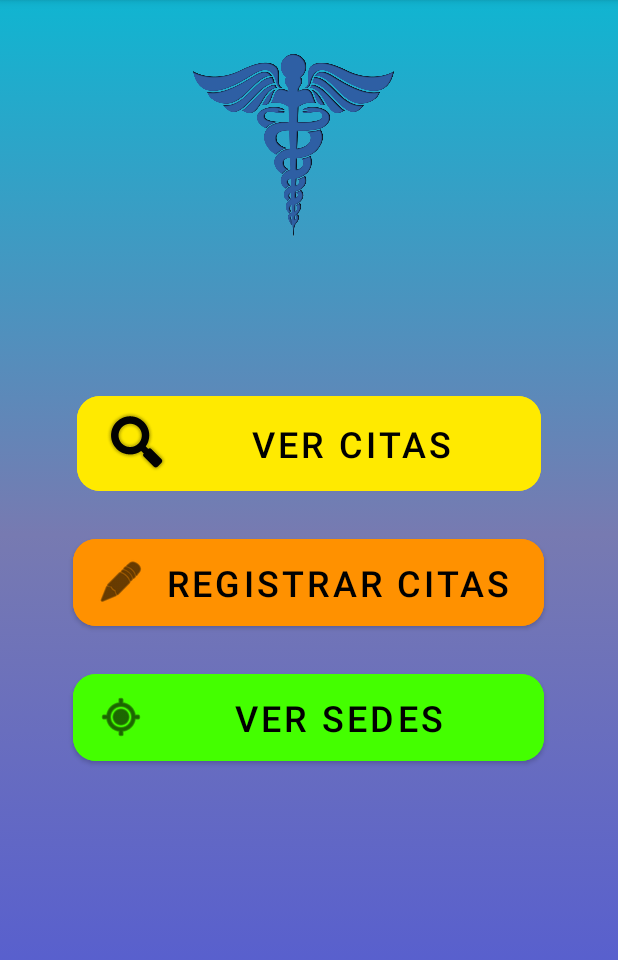
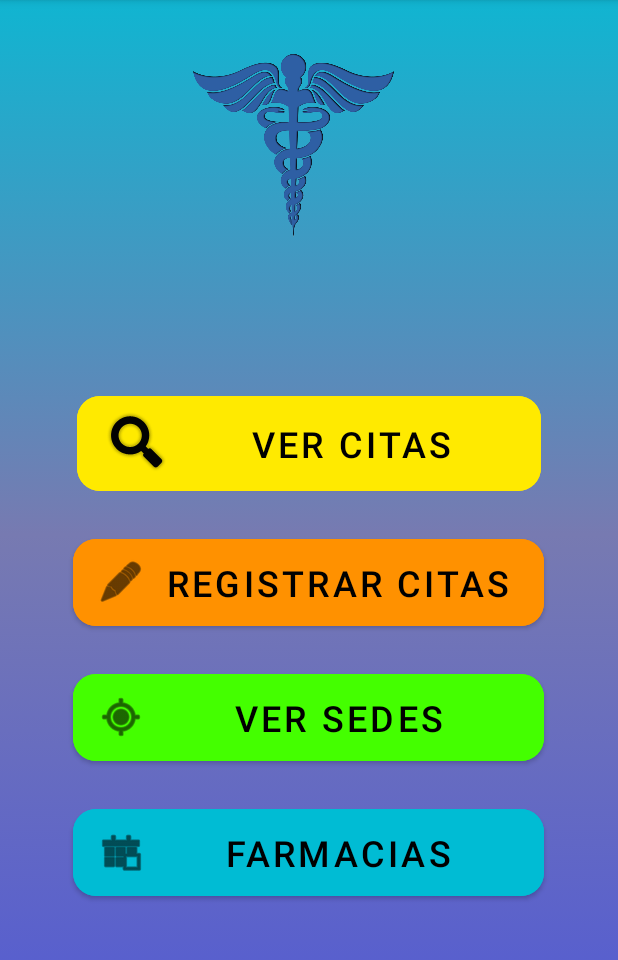
Before and after one commit to Oscar-Velasquez/Parcial_2_CitasMedicas, an Android app: the screen it shows after launch (MainActivity), on a phone screen of 412 x 824 dp, the part 84-1044 px from its top. Run offline under Robolectric (Android 15) with nearby library versions, the phone set to English and light mode, and no system bars; Roboto replaces fonts that are not available here.

Commit message:
Se agregaron cambios

```diff
--- a/app/src/main/AndroidManifest.xml
+++ b/app/src/main/AndroidManifest.xml
@@ -12,6 +12,9 @@
         android:roundIcon="@mipmap/ic_launcher_round"
         android:supportsRtl="true"
         android:theme="@style/Theme.ExamenFinalColorado">
+        <activity
+            android:name=".Farmacias"
+            android:exported="false" />
         <activity android:name=".Inicio">
             <intent-filter>
                 <action android:name="android.intent.action.MAIN" />
@@ -35,8 +38,7 @@
         <activity android:name=".Citas" />
         <activity
             android:name=".MainActivity"
-            android:label="Citas Enlinea">
-        </activity>
+            android:label="Citas Enlinea"></activity>
 
         <meta-data
             android:name="com.google.android.geo.API_KEY"
--- a/app/src/main/res/layout/activity_inicio.xml
+++ b/app/src/main/res/layout/activity_inicio.xml
@@ -15,7 +15,7 @@
         app:layout_constraintStart_toStartOf="parent"
         app:layout_constraintTop_toTopOf="parent"
         app:layout_constraintVertical_bias="0.108"
-        app:srcCompat="@drawable/img" />
+        app:srcCompat="@drawable/farmaciaicon" />
 
     <TextView
         android:id="@+id/txtcargando"
--- a/app/src/main/res/layout/activity_main.xml
+++ b/app/src/main/res/layout/activity_main.xml
@@ -15,7 +15,9 @@
         android:layout_height="match_parent"
         app:headerLayout="@layout/header"
         app:menu="@menu/mimenu"
-        android:layout_gravity="start"/>
+        android:layout_gravity="start">
+
+    </com.google.android.material.navigation.NavigationView>
 
 
     <RelativeLayout
@@ -63,6 +65,8 @@
             android:id="@+id/btnsedes"
             android:layout_width="314dp"
             android:layout_height="70dp"
+            android:layout_below="@id/btnformulario"
+            android:layout_centerInParent="true"
             android:layout_marginTop="20dp"
             android:backgroundTint="@color/Boton3"
             android:text="Ver Sedes"
@@ -70,9 +74,23 @@
             android:textSize="24sp"
             app:cornerRadius="15dp"
             app:icon="@android:drawable/ic_menu_mylocation"
-        app:iconTint="#020202"
+            app:iconTint="#020202" />
+
+        <Button
+            android:id="@+id/btnfarmacias"
+            android:layout_width="314dp"
+            android:layout_height="70dp"
+            android:layout_below="@+id/btnsedes"
             android:layout_centerInParent="true"
-        android:layout_below="@id/btnformulario"/>
+            android:layout_marginTop="20dp"
+            android:backgroundTint="@color/color2"
+            android:text="Farmacias"
+            android:textColor="@color/black"
+            android:textSize="24sp"
+            app:cornerRadius="15dp"
+            app:icon="@android:drawable/ic_menu_today"
+            app:iconTint="#020202" />
+
 
     </RelativeLayout>
 
```
Also changed, not shown: app/src/main/java/com/upn/example/examenfinal_colorado/Farmacias.java (added, +14 -0 lines), app/src/main/res/layout/activity_farmacias.xml (added, +49 -0 lines), app/src/main/res/layout/activity_ubicaciones.xml (+5 -5 lines), app/src/main/res/drawable-v24/farmaciaicon.png (renamed from app/src/main/res/drawable-v24/img.png), app/src/main/res/drawable/farmaciaicon.png (added). Lines whose indentation alone changed are shown as unchanged.
